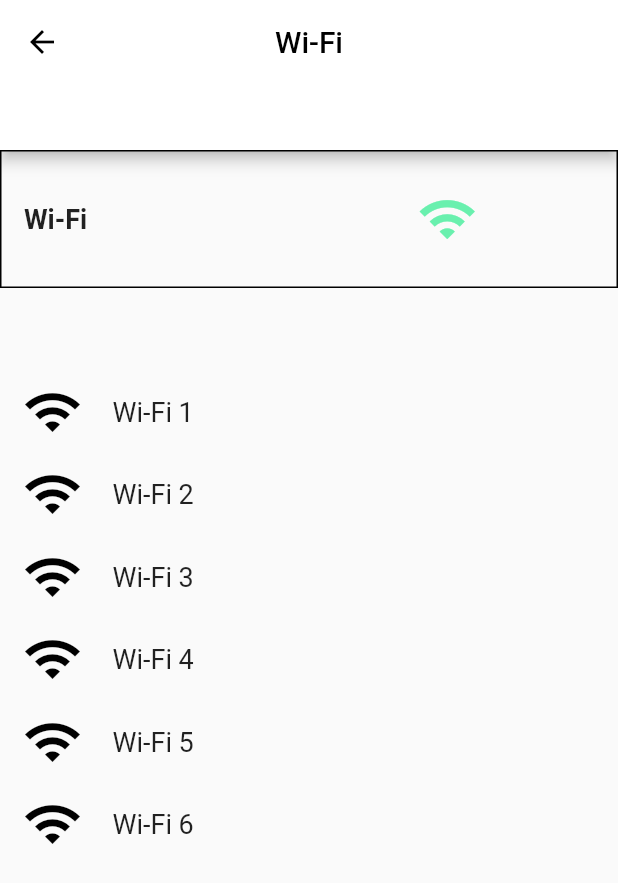
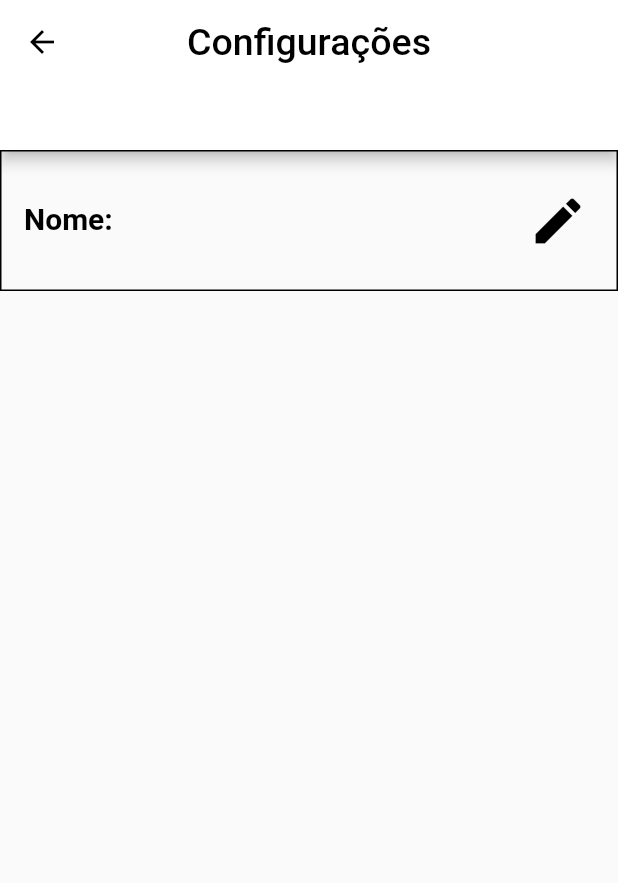
Before and after one commit to SmartMeat-UnB/smartmeat, a Flutter app: the screen it shows after launch, on a phone screen of 412 x 824 dp. Shown: the top 883 px of the screen. Run offline on Flutter 3.47's test engine with Material 2 defaults, Android fonts, the phone set to English and light mode, and no system bars; our stand-ins replace auto_size_text, image_cropper, image_picker, shared_preferences; missing offline and left inert: adhara_socket_io.

Commit message:
Criando container alterar nome

```diff
--- a/lib/screens/settings.dart
+++ b/lib/screens/settings.dart
@@ -1,30 +1,43 @@
 import 'package:flutter/material.dart';
 
-class Settings extends StatelessWidget {
+class Settings extends StatefulWidget {
+  @override
+  _SettingsState createState() => _SettingsState();
+}
+
+class _SettingsState extends State<Settings> {
   @override
   Widget build(BuildContext context) {
-    Widget _buildRow(int v) {
+    String v = "";
+    Widget _nomeWidget() {
       return Row(children: <Widget>[
         SizedBox(
           width: 15,
           height: 55,
         ),
         Icon(
-          Icons.wifi,
+          Icons.edit,
           size: 40,
           color: Colors.black,
         ),
         SizedBox(
           width: 20,
         ),
-        Text("Wi-Fi $v", style: TextStyle(fontSize: 18)),
+        Text("Nome: ", style: TextStyle(fontSize: 18)),
       ]);
+    }
+
+    void _doSomething(String text) {
+      setState(() {
+        v = text;
+      });
     }
 
     return Scaffold(
         appBar: PreferredSize(
           child: AppBar(
-            title: Text('Wi-Fi', style: TextStyle(color: Colors.black)),
+            title: Text('Configurações',
+                style: TextStyle(color: Colors.black, fontSize: 25)),
             centerTitle: true,
             backgroundColor: Colors.white,
             leading: IconButton(
@@ -44,27 +57,51 @@ class Settings extends StatelessWidget {
             child: Column(
               children: <Widget>[
                 Container(
+                  padding: EdgeInsets.symmetric(horizontal: 15.0, vertical: 15),
                   decoration:
                       BoxDecoration(border: Border.all(color: Colors.black)),
-                  child: Row(
+                  child: Column(
+                    mainAxisAlignment: MainAxisAlignment.start,
+                    crossAxisAlignment: CrossAxisAlignment.start,
                     children: <Widget>[
-                      SizedBox(
-                        width: 15,
+                      Column(
+                        children: <Widget>[
+                          TextField(
+                            onChanged: (text) {
+                              _doSomething(text);
+                            },
+                            decoration: InputDecoration(
+                              suffixIcon: Icon(
+                                Icons.edit,
+                                size: 40,
+                                color: Colors.black,
+                              ),
+                              border: InputBorder.none,
+                              hintText: '$v',
+                              labelText: "Nome:",
+                              labelStyle: TextStyle(
+                          fontWeight: FontWeight.bold,
+                                height: 0,
+                                fontSize: 20,
+                                color: Colors.black,
+                              ),
+                            ),
+                          ),
+                        ],
                       ),
-                      SizedBox(
-                        height: 90,
-                      ),
-                      Text("Wi-Fi",
-                          style: TextStyle(
-                              fontWeight: FontWeight.bold, fontSize: 18)),
-                      SizedBox(
-                        width: 220,
-                      ),
-                      Icon(
-                        Icons.wifi,
-                        size: 40,
-                        color: Colors.greenAccent,
-                      ),
+                      Row(children: <Widget>[
+                        // SizedBox(
+                        //   height: 70,
+                        // ),
+                        // SizedBox(
+                        //   width: 220,
+                        // ),
+                        // Icon(
+                        //   Icons.edit,
+                        //   size: 40,
+                        //   // color: Colors.transparent,
+                        // ),
+                      ])
                     ],
                   ),
                 ),
@@ -74,12 +111,12 @@ class Settings extends StatelessWidget {
                 Container(
                   child: Column(
                     children: <Widget>[
-                      _buildRow(1),
-                      _buildRow(2),
-                      _buildRow(3),
-                      _buildRow(4),
-                      _buildRow(5),
-                      _buildRow(6),
+                      // _buildRow(1),
+                      // _buildRow(2),
+                      // _buildRow(3),
+                      // _buildRow(4),
+                      // _buildRow(5),
+                      // _buildRow(6),
                     ],
                   ),
                 )
```
